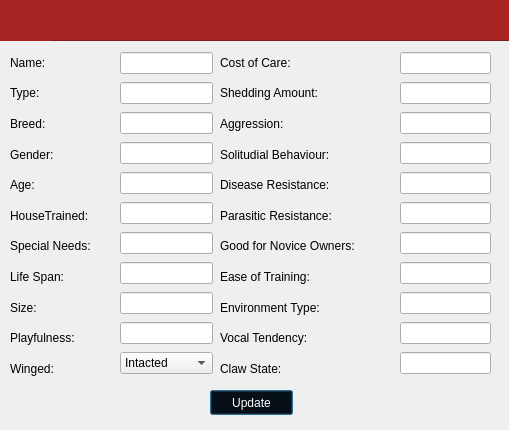
Before: the Qt Designer form animaldetailsview.ui in maliklewis/comp3004, drawn with Qt 5.
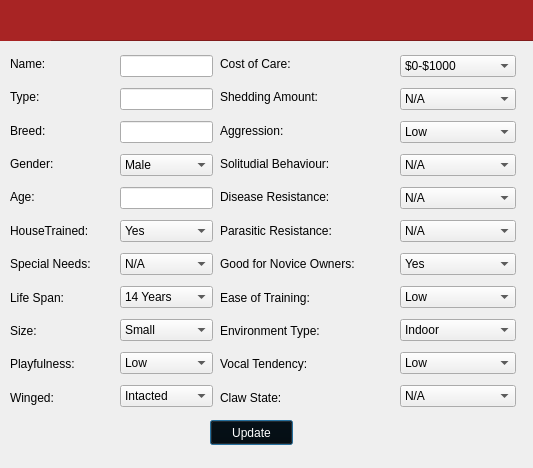
After: the same form once the commit is applied. Icons and pictures are not drawn.

Diff of the .ui file:
```diff
--- a/animaldetailsview.ui
+++ b/animaldetailsview.ui
@@ -6,8 +6,8 @@
    <rect>
     <x>0</x>
     <y>0</y>
-    <width>509</width>
-    <height>430</height>
+    <width>533</width>
+    <height>468</height>
    </rect>
   </property>
   <property name="windowTitle">
@@ -19,7 +19,7 @@
      <x>220</x>
      <y>50</y>
      <width>165</width>
-     <height>331</height>
+     <height>361</height>
     </rect>
    </property>
    <layout class="QVBoxLayout" name="verticalLayout_3">
@@ -108,7 +108,7 @@
      <x>120</x>
      <y>50</y>
      <width>93</width>
-     <height>331</height>
+     <height>368</height>
     </rect>
    </property>
    <layout class="QVBoxLayout" name="verticalLayout">
@@ -122,28 +122,141 @@
      <widget class="QLineEdit" name="breedLabel"/>
     </item>
     <item>
-     <widget class="QLineEdit" name="genderLabel"/>
+     <widget class="QComboBox" name="genderDropdown">
+      <property name="styleSheet">
+       <string notr="true">color:black;</string>
+      </property>
+      <item>
+       <property name="text">
+        <string>Male</string>
+       </property>
+      </item>
+      <item>
+       <property name="text">
+        <string>Female</string>
+       </property>
+      </item>
+     </widget>
     </item>
     <item>
      <widget class="QLineEdit" name="ageLabel"/>
     </item>
     <item>
-     <widget class="QLineEdit" name="trainedLabel"/>
+     <widget class="QComboBox" name="trainedDropdown">
+      <property name="styleSheet">
+       <string notr="true">color:black;
+</string>
+      </property>
+      <item>
+       <property name="text">
+        <string>Yes</string>
+       </property>
+      </item>
+      <item>
+       <property name="text">
+        <string>No</string>
+       </property>
+      </item>
+     </widget>
     </item>
     <item>
-     <widget class="QLineEdit" name="specialNeedsLabel"/>
+     <widget class="QComboBox" name="specialNeedsDropdown">
+      <property name="styleSheet">
+       <string notr="true">color:black;</string>
+      </property>
+      <item>
+       <property name="text">
+        <string>N/A</string>
+       </property>
+      </item>
+      <item>
+       <property name="text">
+        <string>Low</string>
+       </property>
+      </item>
+      <item>
+       <property name="text">
+        <string>Medium</string>
+       </property>
+      </item>
+      <item>
+       <property name="text">
+        <string>High</string>
+       </property>
+      </item>
+     </widget>
     </item>
     <item>
-     <widget class="QLineEdit" name="lifeSpanLabel"/>
+     <widget class="QComboBox" name="lifeSpanDropdown">
+      <property name="styleSheet">
+       <string notr="true">color:black;</string>
+      </property>
+      <item>
+       <property name="text">
+        <string>14 Years</string>
+       </property>
+      </item>
+      <item>
+       <property name="text">
+        <string>15 Years</string>
+       </property>
+      </item>
+      <item>
+       <property name="text">
+        <string>20 Years</string>
+       </property>
+      </item>
+     </widget>
     </item>
     <item>
-     <widget class="QLineEdit" name="sizeLabel"/>
+     <widget class="QComboBox" name="sizeDropdown">
+      <property name="styleSheet">
+       <string notr="true">color:black;</string>
+      </property>
+      <item>
+       <property name="text">
+        <string>Small</string>
+       </property>
+      </item>
+      <item>
+       <property name="text">
+        <string>Medium</string>
+       </property>
+      </item>
+      <item>
+       <property name="text">
+        <string>Large</string>
+       </property>
+      </item>
+     </widget>
     </item>
     <item>
-     <widget class="QLineEdit" name="playfulnessLabel"/>
+     <widget class="QComboBox" name="playfulnessDropdown">
+      <property name="styleSheet">
+       <string notr="true">color:black;</string>
+      </property>
+      <item>
+       <property name="text">
+        <string>Low</string>
+       </property>
+      </item>
+      <item>
+       <property name="text">
+        <string>Medium</string>
+       </property>
+      </item>
+      <item>
+       <property name="text">
+        <string>High</string>
+       </property>
+      </item>
+     </widget>
     </item>
     <item>
      <widget class="QComboBox" name="wingedDropdown">
+      <property name="styleSheet">
+       <string notr="true">color:black;</string>
+      </property>
       <item>
        <property name="text">
         <string>Intacted</string>
@@ -164,7 +277,7 @@
      <x>10</x>
      <y>50</y>
      <width>98</width>
-     <height>331</height>
+     <height>361</height>
     </rect>
    </property>
    <layout class="QVBoxLayout" name="verticalLayout_2">
@@ -293,43 +406,268 @@
     <rect>
      <x>400</x>
      <y>50</y>
-     <width>91</width>
-     <height>331</height>
+     <width>116</width>
+     <height>368</height>
     </rect>
    </property>
    <layout class="QVBoxLayout" name="verticalLayout_4">
     <item>
-     <widget class="QLineEdit" name="costLabel"/>
+     <widget class="QComboBox" name="costDropdown">
+      <property name="styleSheet">
+       <string notr="true">color:black</string>
+      </property>
+      <item>
+       <property name="text">
+        <string>$0-$1000</string>
+       </property>
+      </item>
+      <item>
+       <property name="text">
+        <string>$1000-$2000</string>
+       </property>
+      </item>
+      <item>
+       <property name="text">
+        <string>$2000-$3000</string>
+       </property>
+      </item>
+      <item>
+       <property name="text">
+        <string>$4000+</string>
+       </property>
+      </item>
+     </widget>
     </item>
     <item>
-     <widget class="QLineEdit" name="sheddingLabel"/>
+     <widget class="QComboBox" name="sheddingDropdown">
+      <property name="styleSheet">
+       <string notr="true">color:black;</string>
+      </property>
+      <item>
+       <property name="text">
+        <string>N/A</string>
+       </property>
+      </item>
+      <item>
+       <property name="text">
+        <string>Low</string>
+       </property>
+      </item>
+      <item>
+       <property name="text">
+        <string>Medium</string>
+       </property>
+      </item>
+      <item>
+       <property name="text">
+        <string>High</string>
+       </property>
+      </item>
+     </widget>
     </item>
     <item>
-     <widget class="QLineEdit" name="aggressionLabel"/>
+     <widget class="QComboBox" name="aggressonDropdown">
+      <property name="styleSheet">
+       <string notr="true">color:black;</string>
+      </property>
+      <item>
+       <property name="text">
+        <string>Low</string>
+       </property>
+      </item>
+      <item>
+       <property name="text">
+        <string>Medium</string>
+       </property>
+      </item>
+      <item>
+       <property name="text">
+        <string>High</string>
+       </property>
+      </item>
+     </widget>
     </item>
     <item>
-     <widget class="QLineEdit" name="solitudeLabel"/>
+     <widget class="QComboBox" name="solitudeDropdown">
+      <property name="styleSheet">
+       <string notr="true">color:black;</string>
+      </property>
+      <item>
+       <property name="text">
+        <string>N/A</string>
+       </property>
+      </item>
+      <item>
+       <property name="text">
+        <string>Low</string>
+       </property>
+      </item>
+      <item>
+       <property name="text">
+        <string>Medium</string>
+       </property>
+      </item>
+      <item>
+       <property name="text">
+        <string>High</string>
+       </property>
+      </item>
+     </widget>
     </item>
     <item>
-     <widget class="QLineEdit" name="diseaseLabel"/>
+     <widget class="QComboBox" name="diseaseDropdown">
+      <property name="styleSheet">
+       <string notr="true">color:black;</string>
+      </property>
+      <item>
+       <property name="text">
+        <string>N/A</string>
+       </property>
+      </item>
+      <item>
+       <property name="text">
+        <string>Low</string>
+       </property>
+      </item>
+      <item>
+       <property name="text">
+        <string>Medium</string>
+       </property>
+      </item>
+      <item>
+       <property name="text">
+        <string>High</string>
+       </property>
+      </item>
+     </widget>
     </item>
     <item>
-     <widget class="QLineEdit" name="parasiteLabel"/>
+     <widget class="QComboBox" name="parasiteDropdown">
+      <property name="styleSheet">
+       <string notr="true">color:black;</string>
+      </property>
+      <item>
+       <property name="text">
+        <string>N/A</string>
+       </property>
+      </item>
+      <item>
+       <property name="text">
+        <string>Low</string>
+       </property>
+      </item>
+      <item>
+       <property name="text">
+        <string>Medium</string>
+       </property>
+      </item>
+      <item>
+       <property name="text">
+        <string>High</string>
+       </property>
+      </item>
+     </widget>
     </item>
     <item>
-     <widget class="QLineEdit" name="noviceLabel"/>
+     <widget class="QComboBox" name="noviceDropdown">
+      <property name="styleSheet">
+       <string notr="true">color:black;</string>
+      </property>
+      <item>
+       <property name="text">
+        <string>Yes</string>
+       </property>
+      </item>
+      <item>
+       <property name="text">
+        <string>No</string>
+       </property>
+      </item>
+     </widget>
     </item>
     <item>
-     <widget class="QLineEdit" name="trainingLabel"/>
+     <widget class="QComboBox" name="trainingDropdown">
+      <property name="styleSheet">
+       <string notr="true">color:black;</string>
+      </property>
+      <item>
+       <property name="text">
+        <string>Low</string>
+       </property>
+      </item>
+      <item>
+       <property name="text">
+        <string>Medium</string>
+       </property>
+      </item>
+      <item>
+       <property name="text">
+        <string>High</string>
+       </property>
+      </item>
+     </widget>
     </item>
     <item>
-     <widget class="QLineEdit" name="environmentLabel"/>
+     <widget class="QComboBox" name="environmentDropdown">
+      <property name="styleSheet">
+       <string notr="true">color:black;
+</string>
+      </property>
+      <item>
+       <property name="text">
+        <string>Indoor</string>
+       </property>
+      </item>
+      <item>
+       <property name="text">
+        <string>Outdoor</string>
+       </property>
+      </item>
+     </widget>
     </item>
     <item>
-     <widget class="QLineEdit" name="vocalLabel"/>
+     <widget class="QComboBox" name="vocalDropdown">
+      <property name="styleSheet">
+       <string notr="true">color:black;</string>
+      </property>
+      <item>
+       <property name="text">
+        <string>Low</string>
+       </property>
+      </item>
+      <item>
+       <property name="text">
+        <string>Medium</string>
+       </property>
+      </item>
+      <item>
+       <property name="text">
+        <string>High</string>
+       </property>
+      </item>
+     </widget>
     </item>
     <item>
-     <widget class="QLineEdit" name="clawLabel"/>
+     <widget class="QComboBox" name="clawDropdown">
+      <property name="styleSheet">
+       <string notr="true">color:black;</string>
+      </property>
+      <item>
+       <property name="text">
+        <string>N/A</string>
+       </property>
+      </item>
+      <item>
+       <property name="text">
+        <string>Removed</string>
+       </property>
+      </item>
+      <item>
+       <property name="text">
+        <string>Intact</string>
+       </property>
+      </item>
+     </widget>
     </item>
    </layout>
   </widget>
@@ -337,7 +675,7 @@
    <property name="geometry">
     <rect>
      <x>210</x>
-     <y>390</y>
+     <y>420</y>
      <width>83</width>
      <height>25</height>
     </rect>
```
